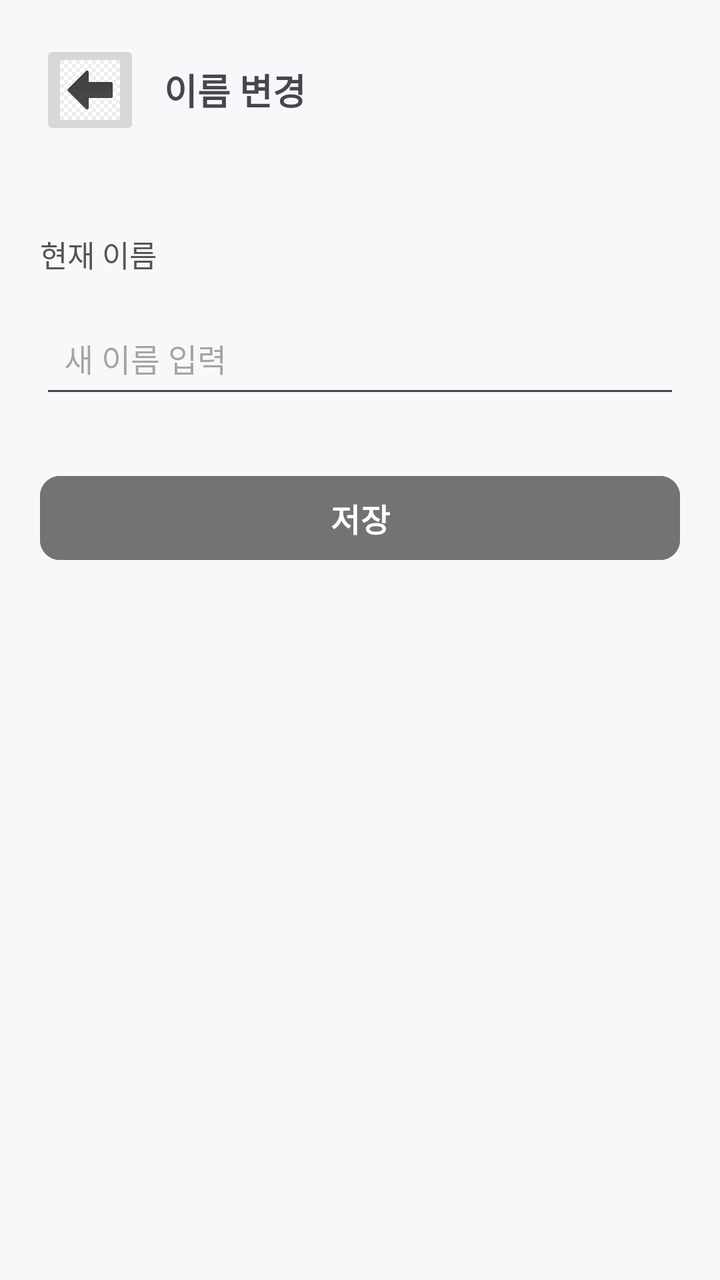
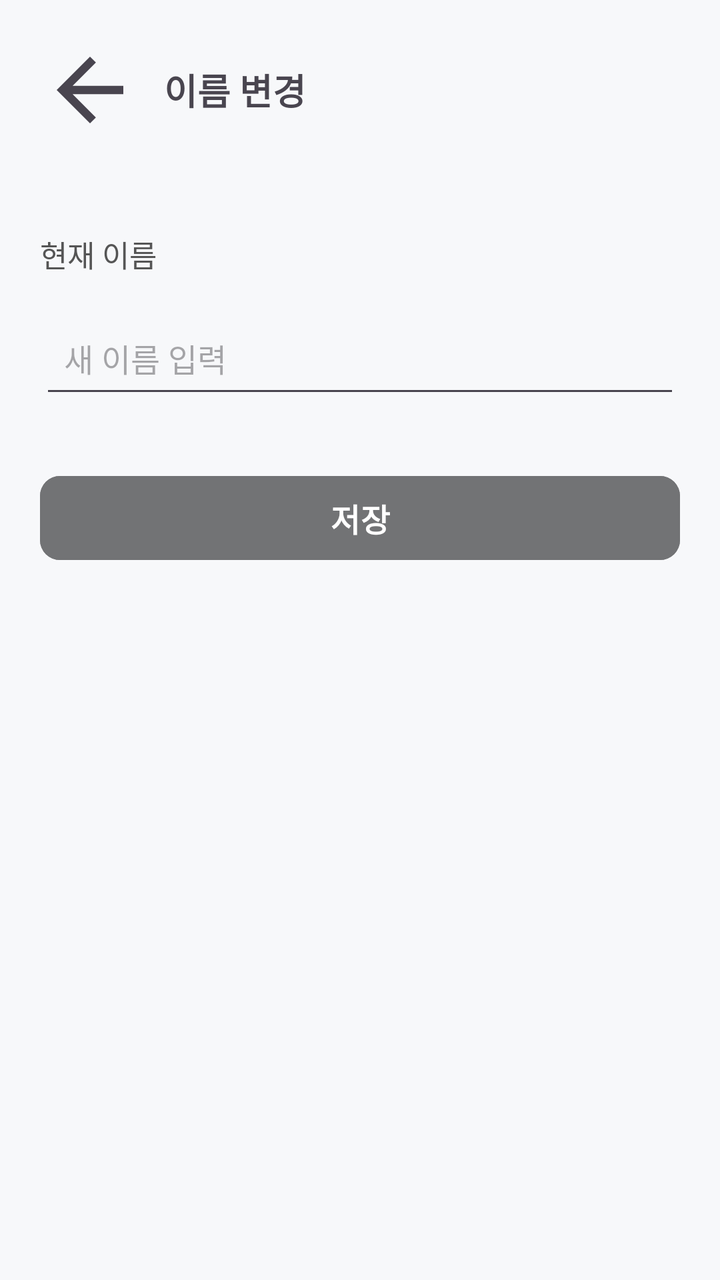

Before-and-after screenshots of an Android layout around one commit, followed by the original layout XML and the change that was made.
<!-- AndroidManifest.xml: application theme Theme.Lostfind -->
<!-- res/layout/name_change.xml -->
<?xml version="1.0" encoding="utf-8"?>
<LinearLayout xmlns:android="http://schemas.android.com/apk/res/android"
    android:layout_width="match_parent"
    android:layout_height="match_parent"
    xmlns:app="http://schemas.android.com/apk/res-auto"
    android:orientation="vertical"
    android:background="#F7F8FA"
    android:padding="20dp"
    android:id="@+id/main">

    
    <LinearLayout
        android:layout_width="match_parent"
        android:layout_height="wrap_content"
        android:orientation="horizontal"
        android:gravity="center_vertical"
        android:paddingBottom="16dp">

        <ImageButton
            android:id="@+id/btnBack"
            android:layout_width="50dp"
            android:layout_height="50dp"
            android:scaleType="centerCrop"
            android:src="@drawable/left_arrow"
            android:contentDescription="Back" />

        <TextView
            android:id="@+id/txtTitle"
            android:layout_width="wrap_content"
            android:layout_height="wrap_content"
            android:text="이름 변경"
            android:textSize="18sp"
            android:textStyle="bold"
            android:layout_marginStart="12dp" />
    </LinearLayout>


    
    <TextView
        android:id="@+id/name"
        android:layout_width="wrap_content"
        android:layout_height="wrap_content"
        android:text="현재 이름"
        android:textSize="15sp"
        android:textColor="#555555"
        android:layout_marginTop="30dp" />


    
    <EditText
        android:id="@+id/editNewName"
        android:layout_width="match_parent"
        android:layout_height="50dp"
        android:hint="새 이름 입력"
        android:padding="12dp"
        android:textSize="16sp"
        android:layout_marginTop="16dp" />


    
    <Button
        android:id="@+id/btnSaveName"
        android:layout_width="match_parent"
        android:layout_height="50dp"
        android:text="저장"
        android:textSize="16sp"
        android:textStyle="bold"
        android:textColor="#FFFFFF"
        android:layout_marginTop="30dp"
        app:cornerRadius="10dp"
        android:backgroundTint="@color/gray"/>

</LinearLayout>
<!-- resources referenced by this layout -->
<resources>
  <color name="gray">#727375</color>
  <!-- drawable left_arrow: jpg bitmap (drawable, 5456 bytes) -->
  <style name="Theme.Lostfind" parent="Base.Theme.Lostfind" />
  <style name="Base.Theme.Lostfind" parent="Theme.Material3.DayNight.NoActionBar">
          
          
      </style>
</resources>

<!-- the commit's change to res/layout/name_change.xml (unified diff, before → after) -->
@@ -22,7 +22,8 @@
             android:layout_height="50dp"
             android:scaleType="centerCrop"
             android:src="@drawable/left_arrow"
-            android:contentDescription="Back" />
+            android:contentDescription="Back"
+            android:background="?selectableItemBackgroundBorderless" />
 
         <TextView
             android:id="@+id/txtTitle"
<!-- resource entries referenced after the edit -->
@@ -1,7 +1,20 @@
 <!-- resources referenced by this layout -->
 <resources>
   <color name="gray">#727375</color>
-  <!-- drawable left_arrow: jpg bitmap (drawable, 5456 bytes) -->
+  <!-- drawable left_arrow (drawable) -->
+  <?xml version="1.0" encoding="utf-8"?>
+  <vector xmlns:android="http://schemas.android.com/apk/res/android"
+      android:width="24dp"
+      android:height="24dp"
+      android:viewportWidth="24"
+      android:viewportHeight="24"
+      android:tint="?attr/colorControlNormal">  
+  
+      
+      <path
+          android:fillColor="@android:color/white"
+          android:pathData="M20,11H7.83l5.59,-5.59L12,4l-8,8 8,8 1.41,-1.41L7.83,13H20v-2z"/>
+  </vector>
   <style name="Theme.Lostfind" parent="Base.Theme.Lostfind" />
   <style name="Base.Theme.Lostfind" parent="Theme.Material3.DayNight.NoActionBar">
           
